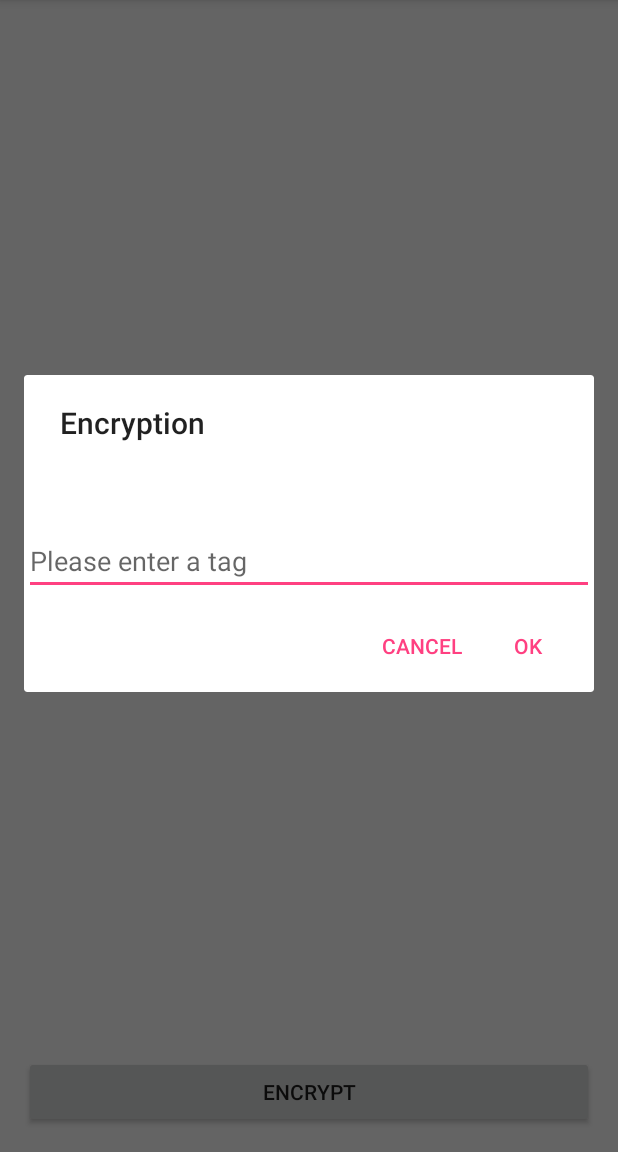
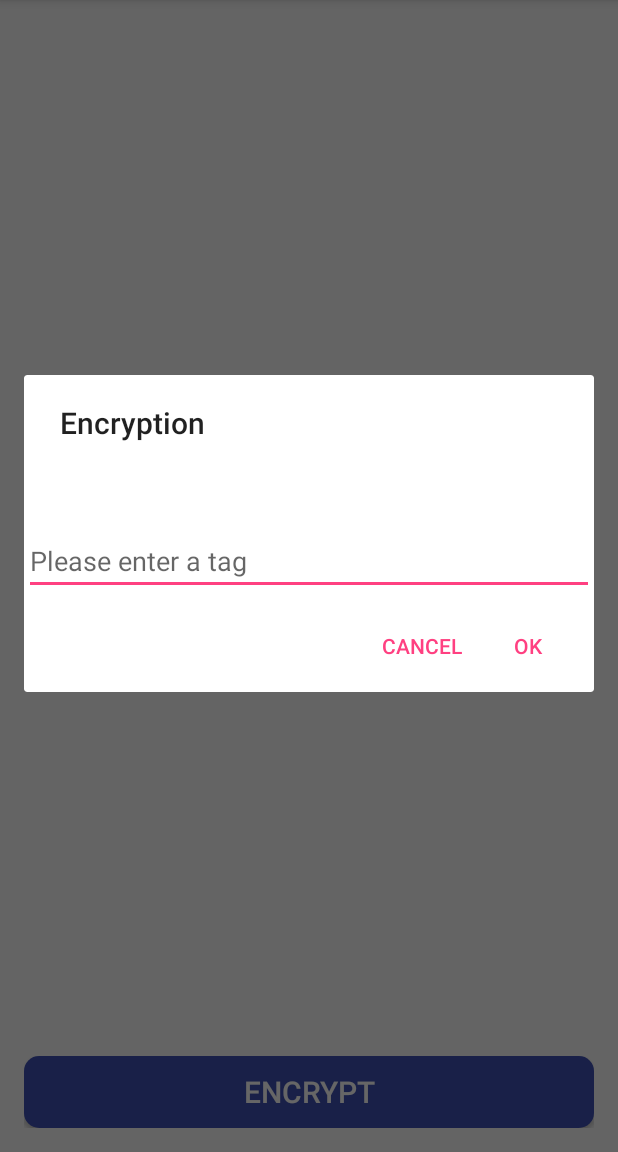
Before and after one commit to FutureGadget/GalleryDisguise, an Android app: the DirectoryListActivity screen opened directly, with no data from a screen before it, after a tap on "ENCRYPT", on a phone screen of 412 x 824 dp, the part 84-1236 px from its top. Run offline under Robolectric (Android 15) with nearby library versions, the phone set to English and light mode, and no system bars.

Commit message:
edit encrypt button style

```diff
--- a/app/src/main/res/layout/activity_directory_list.xml
+++ b/app/src/main/res/layout/activity_directory_list.xml
@@ -20,5 +20,8 @@
         android:layout_width="match_parent"
         android:layout_height="wrap_content"
         android:layout_alignParentBottom="true"
-        android:text="Encrypt"/>
+        android:text="Encrypt"
+        android:textColor="#FFFFFF"
+        android:textSize="20sp"
+        android:background="@drawable/buttonshape"/>
 </RelativeLayout>
```
